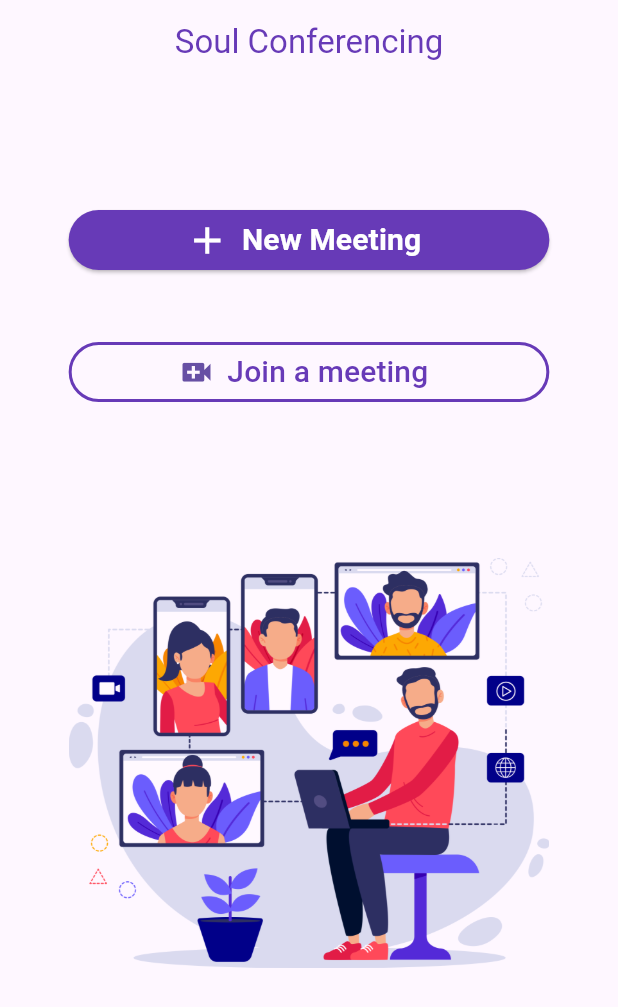
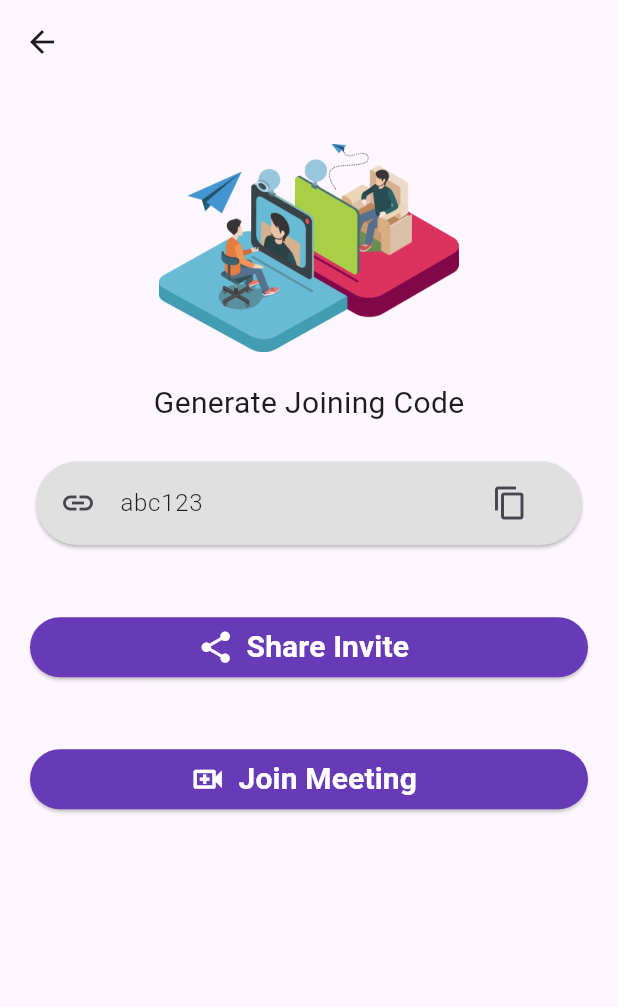
Before and after one commit to Sandip-Ash/Video_conferencing_app, a Flutter app: the screen it shows after launch, after a tap on "New Meeting", on a phone screen of 412 x 824 dp. Shown: the top 1007 px of the screen. Run offline on Flutter 3.47's test engine with Material 3 defaults, Android fonts, the phone set to English and light mode, and no system bars; missing offline and left inert: zego_uikit_prebuilt_call.

Commit message:
commit 2

```diff
--- a/lib/constants/variables.dart
+++ b/lib/constants/variables.dart
@@ -1,5 +1,15 @@
+import 'dart:core';
 import 'package:flutter/material.dart';
 import 'dart:math' as math;
 
+import 'package:flutter/services.dart';
+
 final userID = math.Random().nextInt(10000).toString();               // Generate random number for user ID
 String userName = 'user_$userID';                                     // Generate a default username
+
+String meetingCode = 'abc123';
+
+void Copy(){
+  final value = ClipboardData(text: meetingCode);
+  Clipboard.setData(value);
+}
--- a/lib/pages/front_page.dart
+++ b/lib/pages/front_page.dart
@@ -1,5 +1,6 @@
 import 'package:flutter/material.dart';
 import 'package:soul_conference/pages/join_meeting.dart';
+import 'package:soul_conference/pages/new_meeting.dart';
 
 class Front_Page extends StatelessWidget {
   const Front_Page({Key? key}) : super(key: key);
@@ -19,12 +20,19 @@ class Front_Page extends StatelessWidget {
       ),
 
       body: Padding(
-        padding: EdgeInsets.symmetric(horizontal: screenWidth/9, vertical: 80),
+        padding: EdgeInsets.symmetric(horizontal: screenWidth/9),
+        child: SingleChildScrollView(
           child: Column(
             crossAxisAlignment: CrossAxisAlignment.stretch,
             children: [
+              const SizedBox(
+                height: 40,
+              ),
+
               ElevatedButton.icon(
-              onPressed: (){},
+                onPressed: (){
+                  Navigator.push(context, MaterialPageRoute(builder: (context) => New_Meeting(),));
+                },
                 icon: const Icon(Icons.add, color: Colors.white, size: 30,),
                 label: const Text('New Meeting', style: TextStyle(fontSize: 20, color: Colors.white, fontWeight: FontWeight.bold),),
                 style: ElevatedButton.styleFrom(
@@ -63,6 +71,7 @@ class Front_Page extends StatelessWidget {
             ],
           ),
         ),
+      ),
     );
   }
 }
--- a/lib/pages/join_meeting.dart
+++ b/lib/pages/join_meeting.dart
@@ -1,4 +1,5 @@
 import 'package:flutter/material.dart';
+import 'package:flutter/services.dart';
 import 'package:soul_conference/constants/colors.dart';
 import 'package:soul_conference/constants/variables.dart';
 import 'call_page.dart';
@@ -12,11 +13,21 @@ class Joining_Page extends StatefulWidget {
 
 class _Joining_PageState extends State<Joining_Page> {
 
-  final callingID = TextEditingController();
+  late TextEditingController callingID = TextEditingController();
   final username = TextEditingController();
 
   @override
   Widget build(BuildContext context) {
+
+    void Paste()async{
+      final data = await Clipboard.getData('text/plain');
+      if(data != null){
+        setState(() {
+          callingID.text = data.text ?? '';
+        });
+      }
+    }
+
     return Scaffold(
       resizeToAvoidBottomInset: false,
       appBar: AppBar(
@@ -28,8 +39,18 @@ class _Joining_PageState extends State<Joining_Page> {
       body: Padding(
         padding: const EdgeInsets.symmetric(horizontal: 20,vertical: 100),
         child: Column(
-          crossAxisAlignment: CrossAxisAlignment.center,
           children: [
+            Image.asset('assets/images/join_meeting.png', width: 150,),
+
+            const SizedBox(
+              height: 20,
+            ),
+
+            Text('Enter The Joining Code', style: TextStyle(fontSize: 20),),
+            const SizedBox(
+              height: 20,
+            ),
+
             TextFormField(
               controller: username,
               style: TextStyle(fontSize: 20, color: Colors.black),
@@ -43,7 +64,7 @@ class _Joining_PageState extends State<Joining_Page> {
               ),
             ),
 
-            SizedBox(
+            const SizedBox(
               height: 40,
             ),
 
@@ -60,7 +81,7 @@ class _Joining_PageState extends State<Joining_Page> {
               ),
             ),
 
-            SizedBox(
+            const SizedBox(
               height: 40,
             ),
 
--- /dev/null
+++ b/lib/pages/new_meeting.dart
@@ -0,0 +1,113 @@
+import 'package:flutter/material.dart';
+import 'package:flutter/services.dart';
+import 'package:soul_conference/constants/variables.dart';
+
+import '../constants/colors.dart';
+
+class New_Meeting extends StatefulWidget {
+  const New_Meeting({Key? key}) : super(key: key);
+
+  @override
+  State<New_Meeting> createState() => _New_MeetingState();
+}
+
+class _New_MeetingState extends State<New_Meeting> {
+  @override
+  Widget build(BuildContext context) {
+    return Scaffold(
+      resizeToAvoidBottomInset: false,
+
+      appBar: AppBar(
+        backgroundColor: Colors.transparent,
+        elevation: 0,
+        centerTitle: true,
+      ),
+
+      body: Padding(
+        padding: const EdgeInsets.symmetric(horizontal: 20),
+        child: Center(
+          child: Column(
+            crossAxisAlignment: CrossAxisAlignment.stretch,
+            children: [
+              const SizedBox(
+                height: 40,
+              ),
+
+              Center(
+                  child: Image.asset('assets/images/new_meeting.png', fit: BoxFit.cover, width: 200)
+              ),
+
+              const SizedBox(
+                height: 20,
+              ),
+
+              const Center(
+                  child: Text('Generate Joining Code', style: TextStyle(fontSize: 20),)
+              ),
+
+              const SizedBox(
+                height: 20,
+              ),
+
+              Card(
+                color: Colors.grey[300],
+                shape: RoundedRectangleBorder(
+                  borderRadius: BorderRadius.circular(50),
+                ),
+                child: ListTile(
+                  leading: Icon(Icons.link),
+                  title: SelectableText(
+                    meetingCode,
+                    style: TextStyle(fontWeight: FontWeight.w300),
+                  ),
+                  trailing: IconButton(
+                    icon: Icon(Icons.copy),
+                    onPressed: (){
+                      Copy();
+                    },
+                  ),
+                ),
+              ),
+
+              const SizedBox(
+                height: 40,
+              ),
+
+              ElevatedButton.icon(
+                onPressed: (){},
+                icon: const Icon(Icons.share, color: Colors.white, size: 25,),
+                label: const Text('Share Invite', style: TextStyle(fontSize: 20, color: Colors.white, fontWeight: FontWeight.bold),),
+                style: ElevatedButton.styleFrom(
+                    fixedSize: const Size.fromHeight(40),
+                    backgroundColor: Colors.deepPurple,
+                    shape: RoundedRectangleBorder(
+                        borderRadius: BorderRadius.circular(20)
+                    )
+                ),
+              ),
+
+              const SizedBox(
+                height: 40,
+              ),
+
+              ElevatedButton.icon(
+                onPressed: (){},
+                icon: const Icon(Icons.video_call_outlined, color: Colors.white, size: 25,),
+                label: const Text('Join Meeting', style: TextStyle(fontSize: 20, color: Colors.white, fontWeight: FontWeight.bold),),
+                style: ElevatedButton.styleFrom(
+                    fixedSize: const Size.fromHeight(40),
+                    backgroundColor: Colors.deepPurple,
+                    shape: RoundedRectangleBorder(
+                        borderRadius: BorderRadius.circular(20)
+                    )
+                ),
+              ),
+
+
+            ],
+          ),
+        ),
+      ),
+    );
+  }
+}
```
Also changed, not shown: assets/images/join_meeting.png (added), assets/images/new_meeting.png (added). Lines whose indentation alone changed are shown as unchanged.
